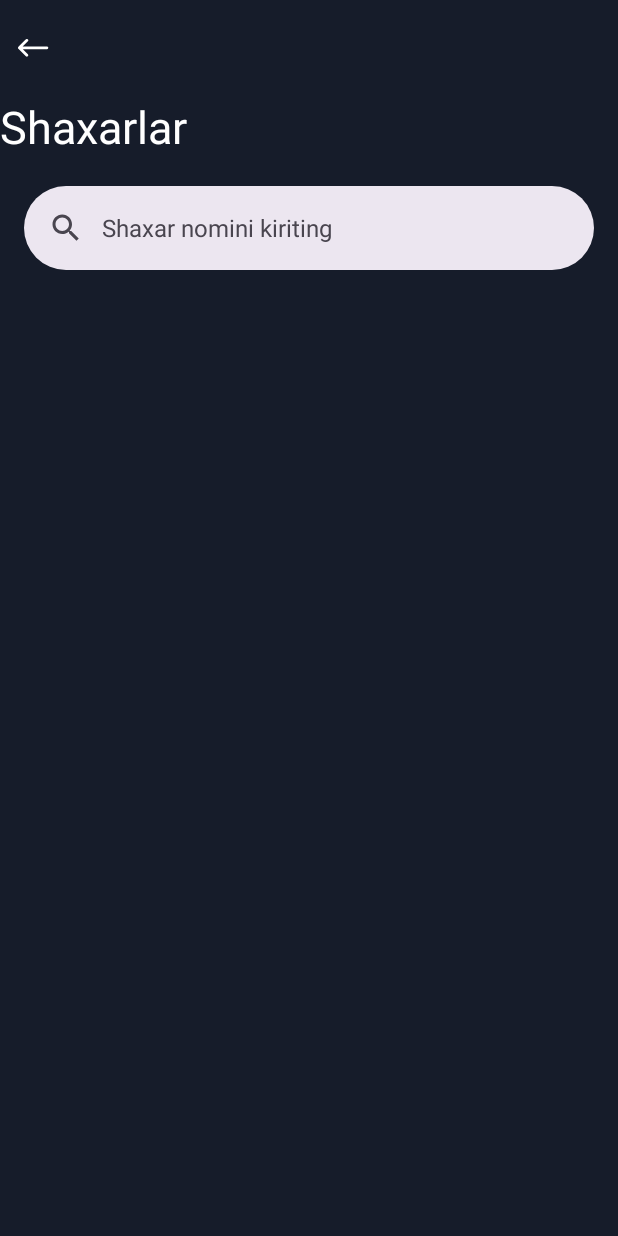
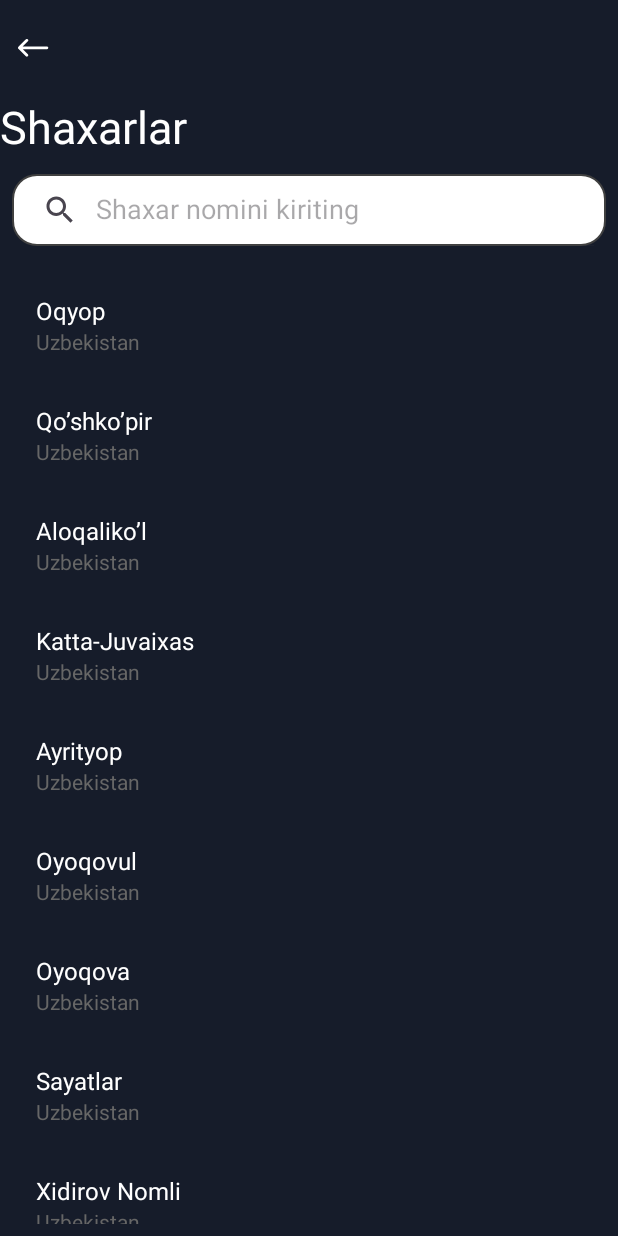
Before and after one commit to mrsolijon/WeatherAPP, an Android app: the AddChangeCityFragment screen opened through its navigation route, on a phone screen of 412 x 824 dp. Run offline under Robolectric (Android 15) with nearby library versions, the phone set to English and light mode, and no system bars.

Commit message:
Local shaxar ma'lumotlar bilan shaxar qidirish va asosiy oynaga jo'natish mumkin bo'ldi

```diff
--- a/app/build.gradle.kts
+++ b/app/build.gradle.kts
@@ -2,6 +2,7 @@
 plugins {
     alias(libs.plugins.android.application)
     alias(libs.plugins.kotlin.android)
+
 }
 
 android {
@@ -69,4 +70,5 @@ dependencies {
     implementation(libs.retrofit)
     implementation(libs.converter.gson)
 
+
 }
--- a/app/src/main/java/com/example/weatherapp/MainActivity.kt
+++ b/app/src/main/java/com/example/weatherapp/MainActivity.kt
@@ -2,7 +2,6 @@ package com.example.weatherapp
 
 import android.os.Bundle
 import androidx.appcompat.app.AppCompatActivity
-import androidx.appcompat.widget.Toolbar
 import com.example.weatherapp.databinding.ActivityMainBinding
 
 class MainActivity : AppCompatActivity() {
@@ -13,11 +12,5 @@ class MainActivity : AppCompatActivity() {
         binding = ActivityMainBinding.inflate(layoutInflater)
         setContentView(binding.root)
 
-        val toolbar:Toolbar = binding.toolbar
-        setSupportActionBar(toolbar)
-
     }
-
-
-
 }
--- a/app/src/main/java/com/example/weatherapp/adapter/CityRvAdapter.kt
+++ b/app/src/main/java/com/example/weatherapp/adapter/CityRvAdapter.kt
@@ -7,10 +7,12 @@ import androidx.recyclerview.widget.RecyclerView
 import com.example.weatherapp.R
 import com.example.weatherapp.model.CityResponse
 
-class CityAdapter(
-    private val cities: List<CityResponse>,
-    private val onCitySelected: (CityResponse) -> Unit
-) : RecyclerView.Adapter<CityAdapter.CityViewHolder>() {
+class CityRvAdapter(private val citylist: List<CityResponse>,
+                    private val onCityClick: (CityResponse) -> Unit
+) : RecyclerView.Adapter<CityRvAdapter.CityViewHolder>() {
+
+
+
 
     class CityViewHolder(itemView: View) : RecyclerView.ViewHolder(itemView) {
         val cityName: TextView = itemView.findViewById(R.id.city_name)
@@ -23,13 +25,15 @@ class CityAdapter(
     }
 
     override fun onBindViewHolder(holder: CityViewHolder, position: Int) {
-        val city = cities[position]
+        val city = citylist[position]
         holder.cityName.text = city.name
         holder.cityCountry.text = city.country
         holder.itemView.setOnClickListener {
-            onCitySelected(city)
+            onCityClick(city)
         }
     }
 
-    override fun getItemCount(): Int = cities.size
+    override fun getItemCount(): Int = citylist.size
+
+
 }
--- a/app/src/main/java/com/example/weatherapp/adapter/DailyForecastRvAdapter.kt
+++ b/app/src/main/java/com/example/weatherapp/adapter/DailyForecastRvAdapter.kt
@@ -9,7 +9,7 @@ import com.example.weatherapp.fragments.CurrentWeatherFragment.Companion.getWeat
 import com.example.weatherapp.model.DailyForecastData
 
 class DailyForecastRvAdapter (
-    private val list: List<DailyForecastData>):
+    private val dailylist: List<DailyForecastData>):
     RecyclerView.Adapter<DailyForecastRvAdapter.ViewHolder>(){
 
     inner class ViewHolder(private val binding: ItemDailyBinding): RecyclerView.ViewHolder(binding.root){
@@ -34,11 +34,11 @@ class DailyForecastRvAdapter (
 
 
     override fun getItemCount(): Int {
-        return list.size
+        return dailylist.size
     }
 
     override fun onBindViewHolder(holder: ViewHolder, position: Int) {
-        holder.onBind(list[position])
+        holder.onBind(dailylist[position])
     }
     fun getDayName(timestamp: Long): String {
         val sdf = java.text.SimpleDateFormat("EEEE", java.util.Locale.ENGLISH)
--- a/app/src/main/java/com/example/weatherapp/adapter/HourlyForecastRvAdapter.kt
+++ b/app/src/main/java/com/example/weatherapp/adapter/HourlyForecastRvAdapter.kt
@@ -7,7 +7,7 @@ import com.example.weatherapp.R
 import com.example.weatherapp.databinding.ItemHourlyBinding
 import com.example.weatherapp.model.HourlyForecastData
 
-class HourlyForecastRvAdapter (private val list: List<HourlyForecastData>): RecyclerView.Adapter<HourlyForecastRvAdapter.ViewHolder>(){
+class HourlyForecastRvAdapter (private val hourlylist: List<HourlyForecastData>): RecyclerView.Adapter<HourlyForecastRvAdapter.ViewHolder>(){
 
     inner class ViewHolder(private val binding: ItemHourlyBinding) : RecyclerView.ViewHolder(binding.root){
 
@@ -25,11 +25,11 @@ class HourlyForecastRvAdapter (private val list: List<HourlyForecastData>): Recy
     }
 
     override fun getItemCount(): Int {
-        return list.size
+        return hourlylist.size
     }
 
     override fun onBindViewHolder(holder: ViewHolder, position: Int) {
-        holder.onBind(list[position])
+        holder.onBind(hourlylist[position])
     }
 
     fun getIconForWeather(condition: String): Int {
--- a/app/src/main/java/com/example/weatherapp/fragments/AddChangeCityFragment.kt
+++ b/app/src/main/java/com/example/weatherapp/fragments/AddChangeCityFragment.kt
@@ -1,53 +1,85 @@
 package com.example.weatherapp.fragments
 
 import android.os.Bundle
+import android.util.Log
 import android.view.View
-import android.widget.SearchView
+import androidx.appcompat.widget.SearchView
 import androidx.fragment.app.Fragment
+import androidx.lifecycle.ViewModelProvider
 import androidx.navigation.fragment.findNavController
-import com.example.weatherapp.BuildConfig
+import androidx.recyclerview.widget.LinearLayoutManager
 import com.example.weatherapp.R
+import com.example.weatherapp.adapter.CityRvAdapter
 import com.example.weatherapp.databinding.FragmentAddChangeCityBinding
+import com.example.weatherapp.model.CityResponse
 import com.example.weatherapp.viewmodel.LocationViewModel
+import com.example.weatherapp.viewmodel.WeatherViewModel
 
 class AddChangeCityFragment : Fragment(R.layout.fragment_add_change_city) {
 
     private var _binding:FragmentAddChangeCityBinding? = null
     private val binding get()= _binding!!
-    val viewModel = LocationViewModel()
+    private lateinit var viewModel: LocationViewModel
+    private lateinit var weatherViewModel: WeatherViewModel
+    private lateinit var cityAdapter: CityRvAdapter
+//    val apiKey = BuildConfig.WEATHER_API_KEY
 
-    val apiKey = BuildConfig.WEATHER_API_KEY
+    private val filteredCityList = mutableListOf<CityResponse>()
 
     override fun onViewCreated(view: View, savedInstanceState: Bundle?) {
         super.onViewCreated(view, savedInstanceState)
+        _binding = FragmentAddChangeCityBinding.bind(view)
 
-        _binding = FragmentAddChangeCityBinding.bind(view)
+        viewModel = ViewModelProvider(requireActivity())[LocationViewModel::class.java]
+        weatherViewModel = ViewModelProvider(requireActivity())[WeatherViewModel::class.java]
 
         binding.addChangeCityBackBtn.setOnClickListener {
             findNavController().popBackStack()
         }
-//        binding.searchCity(
-//            object : SearchView.OnQueryTextListener {
-//                override fun onQueryTextSubmit(query: String?): Boolean {
-//                return false
-//                }
-//
-//                override fun onQueryTextChange(newText: String?): Boolean {
-//                        newText?.let {
-//                            val trimmedText = it.trim()
-//                            if (trimmedText.length > 2) {
-//                                viewModel.searchCityCoordinates(trimmedText, requireContext(), apiKey)
-//                            } else {
-//                                binding.cityList.visibility = View.GONE
-//                            }
-//                        }
-//                        return true
-//                }
-//            }
-//        )
+
+        binding.cityList.layoutManager = LinearLayoutManager(context)
+        cityAdapter = CityRvAdapter(filteredCityList) { city ->
+            Log.d("Shaxar adapterda", "Tanlandi: $city")
+            viewModel.updateSelectedCity(city.name, city.lat, city.lon)
+            weatherViewModel.loadWeatherData(city.lat, city.lon)
+            findNavController().popBackStack()
+        }
+        binding.cityList.adapter = cityAdapter
+
+        filteredCityList.clear()
+        filteredCityList.addAll(cityList)
+        cityAdapter.notifyDataSetChanged()
+
+        binding.searchView.setOnQueryTextListener(
+            object : SearchView.OnQueryTextListener {
+                override fun onQueryTextSubmit(query: String?): Boolean {
+                    return false
+                }
+                override fun onQueryTextChange(text: String?): Boolean {
+                    filterCities(text.orEmpty())
+                    return true
+                }
+            }
+        )
+        binding.searchView.requestFocus()
+
     }
 
+    private fun filterCities(query: String){
 
+        filteredCityList.clear()
+        if (query.isBlank()) {
+            filteredCityList.addAll(cityList)
+        } else {
+            val filtered = cityList.filter { city ->
+                city.name.lowercase().startsWith(query.lowercase())
+            }
+            filteredCityList.addAll(filtered)
+        }
+        Log.d("AddCityFragment", "Filtered list size: ${filteredCityList.size}")
+        cityAdapter.notifyDataSetChanged()
+
+    }
 
     override fun onDestroyView() {
 
@@ -57,6 +89,28 @@ class AddChangeCityFragment : Fragment(R.layout.fragment_add_change_city) {
 
     }
 
+    private val cityList = listOf(
+        CityResponse("Oqyop", 41.27051, 61.15344, "Uzbekistan"),
+        CityResponse("Qo’shko’pir", 41.26318, 61.15479, "Uzbekistan"),
+        CityResponse("Aloqaliko’l", 41.25855, 61.18816, "Uzbekistan"),
+        CityResponse("Katta-Juvaixas", 41.28111, 61.21901, "Uzbekistan"),
+        CityResponse("Ayrityop", 41.28613, 61.25642, "Uzbekistan"),
+        CityResponse("Oyoqovul", 41.23406, 61.15691, "Uzbekistan"),
+        CityResponse("Oyoqova", 41.1845, 61.27417, "Uzbekistan"),
+        CityResponse("Sayatlar", 41.18836, 61.31486, "Uzbekistan"),
+        CityResponse("Xidirov Nomli", 41.63615, 60.30069, "Uzbekistan"),
+        CityResponse("Chudzha", 40.92935, 71.8703, "Uzbekistan"),
+        CityResponse("Chimgon", 41.54962, 70.02479, "Uzbekistan"),
+        CityResponse("Chimgon cable car station", 41.5255, 70.02083, "Uzbekistan"),
+        CityResponse("Andijon", 40.6078, 68.24331, "Uzbekistan"),
+        CityResponse("Shahrixon", 40.71331, 72.05706, "Uzbekistan"),
+        CityResponse("Asaka", 40.64153, 72.23868, "Uzbekistan"),
+        CityResponse("Bo‘z", 40.68722, 71.92333, "Uzbekistan"),
+        CityResponse("Poytug‘", 40.8977, 72.2449, "Uzbekistan"),
+        CityResponse("Xonobod", 40.8026, 72.97499, "Uzbekistan"),
+        CityResponse("Namangan", 40.9983, 71.67257, "Uzbekistan"),
+        CityResponse("London", 51.3030, 0.7320, "United Kingdom")
 
+        )
 
 }
--- a/app/src/main/java/com/example/weatherapp/fragments/CurrentWeatherFragment.kt
+++ b/app/src/main/java/com/example/weatherapp/fragments/CurrentWeatherFragment.kt
@@ -3,13 +3,13 @@ package com.example.weatherapp.fragments
 import android.Manifest
 import android.content.pm.PackageManager
 import android.os.Bundle
+import android.util.Log
 import android.view.View
 import android.widget.Toast
 import androidx.activity.result.contract.ActivityResultContracts
 import androidx.core.content.ContextCompat
 import androidx.fragment.app.Fragment
 import androidx.fragment.app.activityViewModels
-import androidx.lifecycle.ViewModelProvider
 import androidx.navigation.fragment.findNavController
 import androidx.recyclerview.widget.LinearLayoutManager
 import com.example.weatherapp.R
@@ -24,30 +24,52 @@ class CurrentWeatherFragment : Fragment(R.layout.fragment_current_weather) {
     private var _binding: FragmentCurrentWeatherBinding? = null
     private val binding get() = _binding!!
 
-    private lateinit var weatherViewModel: WeatherViewModel
+    private val weatherViewModel: WeatherViewModel by activityViewModels()
     private val locationViewModel: LocationViewModel by activityViewModels()
-
     private val locationPermissionLauncher = registerForActivityResult(
         ActivityResultContracts.RequestPermission()
     ) { isGranted ->
         if (isGranted) {
-            locationViewModel.fetchLocation(requireContext())
+                locationViewModel.fetchLocation(requireContext())
         } else {
             Toast.makeText(requireContext(), "Lokatsiyaga ruxsat berilmadi", Toast.LENGTH_SHORT).show()
         }
     }
+    private var firstInit = true
 
     override fun onViewCreated(view: View, savedInstanceState: Bundle?) {
         super.onViewCreated(view, savedInstanceState)
         _binding = FragmentCurrentWeatherBinding.bind(view)
-        weatherViewModel = ViewModelProvider(this)[WeatherViewModel::class.java]
 
-        checkLocationPermission()
-        observeLocationViewModel()
-        observeWeatherViewModel()
+        if (firstInit) {
+            checkLocationPermission()
+            observeLocationViewModel()
+            observeWeatherViewModel()
+            firstInit = false
+        }else{
+            observeLocationViewModel()
+            if (locationViewModel.locationData.value.isManuallySelected){
+                observeWeatherViewModel()
+            }else{
+                weatherViewModel.uiWeatherData.value.let { updateUI(it) }
+            }
+        }
 
         binding.refreshButton.setOnClickListener {
+            locationViewModel.locationData.value?.let { info ->
+                if (info.latitude != null && info.longitude != null) {
+                    weatherViewModel.loadWeatherData(info.latitude, info.longitude)
+                    observeLocationViewModel()
+                    observeWeatherViewModel()
+                } else {
+                    checkLocationPermission()
+                }
+            }
+        }
+
+        binding.refreshLocation.setOnClickListener {
             checkLocationPermission()
+            observeLocationViewModel()
             observeWeatherViewModel()
         }
 
@@ -71,14 +93,12 @@ class CurrentWeatherFragment : Fragment(R.layout.fragment_current_weather) {
                 requireContext(),
                 Manifest.permission.ACCESS_FINE_LOCATION
             ) == PackageManager.PERMISSION_GRANTED -> {
-                locationViewModel.fetchLocation(requireContext())
+                    locationViewModel.fetchLocation(requireContext())
             }
-
             shouldShowRequestPermissionRationale(Manifest.permission.ACCESS_FINE_LOCATION) -> {
                 Toast.makeText(requireContext(), "Lokatsiya kerak: iltimos ruxsat bering", Toast.LENGTH_LONG).show()
                 locationPermissionLauncher.launch(Manifest.permission.ACCESS_FINE_LOCATION)
             }
-
             else -> {
                 locationPermissionLauncher.launch(Manifest.permission.ACCESS_FINE_LOCATION)
             }
@@ -87,6 +107,7 @@ class CurrentWeatherFragment : Fragment(R.layout.fragment_current_weather) {
 
     private fun observeLocationViewModel() {
         locationViewModel.locationData.observe(viewLifecycleOwner) { info ->
+            Log.d("Shaxar observe location", "Selected city: $info")
             when {
                 info.isLoading -> {
                     binding.currentCity.text = "Yuklanmoqda..."
--- /dev/null
+++ b/app/src/main/res/drawable/back_search.xml
@@ -0,0 +1,11 @@
+<?xml version="1.0" encoding="utf-8"?>
+<selector xmlns:android="http://schemas.android.com/apk/res/android">
+    <item>
+        <shape android:shape="rectangle">
+            <solid android:color="@color/white"/>
+            <stroke android:color="@color/dark_grey" android:width="1dp"/>
+            <corners android:radius="16dp"/>
+        </shape>
+
+    </item>
+</selector>
--- a/app/src/main/res/layout/activity_main.xml
+++ b/app/src/main/res/layout/activity_main.xml
@@ -8,23 +8,20 @@
     android:orientation="vertical"
     tools:context=".MainActivity">
 
-    <androidx.appcompat.widget.Toolbar
-        android:id="@+id/toolbar"
-        android:layout_width="match_parent"
-        android:layout_height="?attr/actionBarSize"
-        tools:ignore="MissingConstraints" />
+<!--    <androidx.appcompat.widget.Toolbar-->
+<!--        android:id="@+id/toolbar"-->
+<!--        android:layout_width="match_parent"-->
+<!--        android:layout_height="?attr/actionBarSize"-->
+<!--        tools:ignore="MissingConstraints" />-->
 
-    <fragment
+    <androidx.fragment.app.FragmentContainerView
         android:id="@+id/nav_host_fragment"
         android:name="androidx.navigation.fragment.NavHostFragment"
-        android:layout_width="0dp"
-        android:layout_height="0dp"
+        android:layout_width="match_parent"
+        android:layout_height="match_parent"
         app:defaultNavHost="true"
         app:navGraph="@navigation/nav_graph"
-        app:layout_constraintBottom_toBottomOf="parent"
-        app:layout_constraintEnd_toEndOf="parent"
-        app:layout_constraintStart_toStartOf="parent"
-        app:layout_constraintTop_toTopOf="parent" />
+        />
 
 
 </androidx.constraintlayout.widget.ConstraintLayout>
--- a/app/src/main/res/layout/fragment_add_change_city.xml
+++ b/app/src/main/res/layout/fragment_add_change_city.xml
@@ -32,22 +32,21 @@
         android:textColor="@color/white"
         />
 
-    <com.google.android.material.search.SearchBar
-        android:id="@+id/search_city"
+    <androidx.appcompat.widget.SearchView
+        android:id="@+id/search_view"
         android:layout_width="match_parent"
         android:layout_height="wrap_content"
-        android:hint="Shaxar nomini kiriting"
-        android:background="@drawable/background_button"
-        app:titleTextColor="@color/black"
-    />
+        android:layout_margin="8dp"
+        android:background="@drawable/back_search"
+        app:queryHint="Shaxar nomini kiriting"
+        android:textAppearance="@color/black"
+        app:iconifiedByDefault="false" />
+
     <androidx.recyclerview.widget.RecyclerView
         android:id="@+id/city_list"
         android:layout_width="match_parent"
-        android:layout_height="0dp"
-        android:layout_weight="1"
-        android:visibility="gone" />
-
-
-
+        android:layout_height="match_parent"
+        android:layout_margin="8dp"
+    />
 
 </LinearLayout>
--- a/app/src/main/res/layout/item_city.xml
+++ b/app/src/main/res/layout/item_city.xml
@@ -3,6 +3,7 @@
     android:layout_width="match_parent"
     android:layout_height="wrap_content"
     android:orientation="vertical"
+    android:layout_margin="8dp"
     android:background="@drawable/backgroundn"
     android:padding="8dp">
 
@@ -10,6 +11,7 @@
         android:id="@+id/city_name"
         android:layout_width="match_parent"
         android:layout_height="wrap_content"
+        android:text="City"
         android:textSize="16sp"
         android:textColor="#ffffff" />
 
@@ -17,6 +19,7 @@
         android:id="@+id/city_country"
         android:layout_width="match_parent"
         android:layout_height="wrap_content"
+        android:text="Country"
         android:textSize="14sp"
         android:textColor="#666666" />
 
--- a/build.gradle.kts
+++ b/build.gradle.kts
@@ -2,4 +2,5 @@
 plugins {
     alias(libs.plugins.android.application) apply false
     alias(libs.plugins.kotlin.android) apply false
+
 }
```
Also changed, not shown: app/src/main/java/com/example/weatherapp/fragments/DailyForecastFragment.kt (+5 -5 lines), app/src/main/java/com/example/weatherapp/viewmodel/LocationViewModel.kt (+21 -46 lines), app/src/main/java/com/example/weatherapp/viewmodel/WeatherViewModel.kt (+5 -4 lines), app/src/main/res/drawable/outline_add_location_24.xml (added, +11 -0 lines), app/src/main/res/layout/fragment_current_weather.xml (+16 -5 lines), app/src/main/res/layout/fragment_daily_forecast.xml (+8 -3 lines), app/src/main/res/layout/item_daily.xml (+7 -4 lines).
